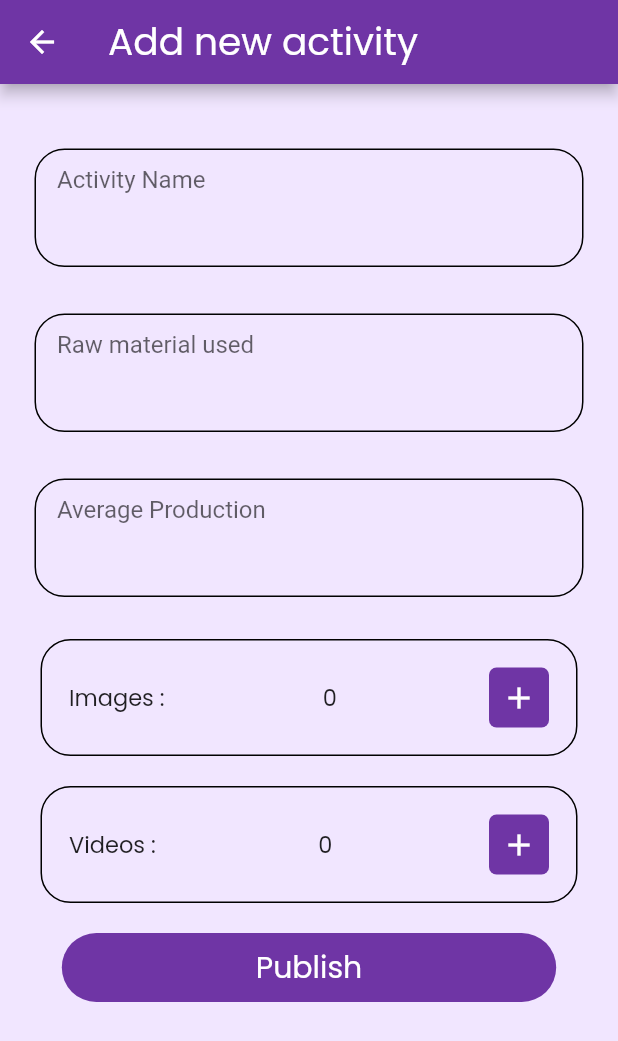
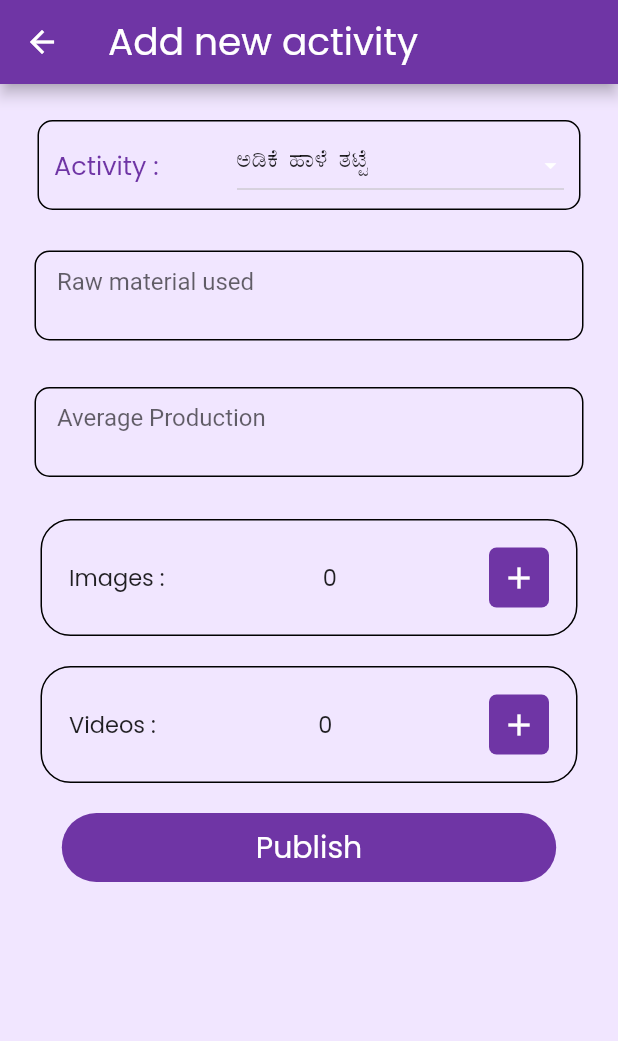
Before and after one commit to axactstudios/bandhu, a Flutter app: the NewActivity screen opened directly, on a phone screen of 412 x 824 dp. Shown: the top 1041 px of the screen. Run offline on Flutter 3.47's test engine with Material 2 defaults, Android fonts, the light colour scheme and no system bars; our stand-ins replace file_picker, firebase_auth, firebase_database, firebase_storage, flutter_spinkit, flutter_svg and 8 more; accounts and stored records are empty.

Commit message:
final to client

```diff
--- a/lib/Profile/MyProfileScreen.dart
+++ b/lib/Profile/MyProfileScreen.dart
@@ -1,5 +1,4 @@
 import 'package:bandhunew/Classes/Profile.dart';
-import 'package:bandhunew/Profile/ProfileEdit.dart';
 import 'package:bandhunew/Profile/ProfileUpdate.dart';
 import 'package:firebase_auth/firebase_auth.dart';
 import 'package:firebase_database/firebase_database.dart';
--- a/lib/Screens/NewActivity.dart
+++ b/lib/Screens/NewActivity.dart
@@ -27,6 +27,38 @@ String name = "";
 
 class _NewActivityState extends State<NewActivity> {
   final GlobalKey<ScaffoldState> _scaffoldKey = new GlobalKey<ScaffoldState>();
+  String federation = 'CrPÉ ºÁ¼É vÀmÉÖ';
+  List<String> federationList = [
+    'CrPÉ ºÁ¼É vÀmÉÖ',
+    'CrPÉ £À¸Àðj',
+    'ºÀ¹ CrPÉ',
+    'UÉÆÃlÄ CrPÉ',
+    'a°©° UÉÆÃlÄ',
+    '±ÀÄAp',
+    '¨Á¼ÉºÀtÄÚ',
+    'vÀgÀPÁj',
+    '«Ã¼ÀåzÉ¯É',
+    'vÉAV£ÀPÁ¬Ä',
+    'PÉÆ§âj',
+    'ZÀPÀÄÌ°',
+    'PÉÆÃqÀÄ§¼É',
+    'D®ÆUÀqÉØ a¥ïì',
+    'ªÀiÁ®Äàj',
+    'ºÀ¥Àà¼À',
+    'gÉÆnÖ',
+    '±Áå«UÉ',
+    '±ÉÃAUÁ',
+    'SÁgÀ',
+    '§ÆA¢',
+    '®qÀÄØ',
+    '¨ÁzÀÄµÀ',
+    'vÉAV£À £Áj£À ºÀUÀÎ',
+    '©¢gÀÄ §ÄnÖ',
+    'Mt«ÄÃ£ÀÄ',
+    'PÀÈvÀPÀ gÀvÀß& D¨sÀgÀt',
+    'ªÀiÁåmï',
+    '¨É®è'
+  ];
 
   ProgressDialog pr;
   bool _isLoading = false;
@@ -252,7 +284,59 @@ class _NewActivityState extends State<NewActivity> {
               SizedBox(
                 height: 20,
               ),
-              CustomTextField(activityName, 'Activity Name'),
+              Padding(
+                padding:
+                    const EdgeInsets.symmetric(vertical: 4.0, horizontal: 25),
+                child: Container(
+                  decoration: BoxDecoration(
+                      borderRadius: BorderRadius.circular(10),
+                      border: Border.all(color: Colors.black)),
+                  child: Padding(
+                    padding: const EdgeInsets.fromLTRB(10, 5, 10, 5),
+                    child: Row(
+                      mainAxisAlignment: MainAxisAlignment.spaceBetween,
+                      children: <Widget>[
+                        Text(
+                          'Activity : ',
+                          style: GoogleFonts.poppins(
+                            textStyle: TextStyle(
+                                color: Color(0xFF6F35A5),
+                                fontWeight: FontWeight.w400,
+                                fontSize: 17),
+                          ),
+                        ),
+                        DropdownButton(
+                          dropdownColor: Color(0xFFF1E6FF),
+                          value: federation,
+                          icon: Icon(
+                            Icons.arrow_drop_down,
+                            color: Colors.white,
+                          ),
+                          iconSize: 18,
+                          onChanged: (String newVal) {
+                            setState(() {
+                              federation = newVal;
+                            });
+                          },
+                          items: federationList
+                              .map<DropdownMenuItem<String>>((String value) {
+                            return DropdownMenuItem<String>(
+                              value: value,
+                              child: Container(
+                                width: 200,
+                                child: Text(
+                                  value,
+                                  style: TextStyle(fontFamily: 'Nudi'),
+                                ),
+                              ),
+                            );
+                          }).toList(),
+                        ),
+                      ],
+                    ),
+                  ),
+                ),
+              ),
               CustomTextField(rawMaterial, 'Raw material used'),
               CustomTextField(avgProduction, 'Average Production'),
               SizedBox(
@@ -402,7 +486,7 @@ class _NewActivityState extends State<NewActivity> {
     final FirebaseUser user = await mAuth.currentUser();
     String uid = user.uid;
     dbRef.child('Activities').child(uid).child(key).update({
-      'activtyName': activityName.text,
+      'activtyName': federation,
       'rawMaterial': rawMaterial.text,
       'avgProduction': avgProduction.text,
     });
--- a/lib/Widgets/CustomTextField.dart
+++ b/lib/Widgets/CustomTextField.dart
@@ -21,13 +21,13 @@ class _CustomTextFieldState extends State<CustomTextField> {
       child: Padding(
         padding: const EdgeInsets.all(8.0),
         child: TextField(
-          minLines: 3,
-          maxLines: 4,
+          minLines: 2,
+          maxLines: 3,
           controller: widget.controller,
           cursorColor: Colors.black,
           decoration: new InputDecoration(
               enabledBorder: OutlineInputBorder(
-                borderRadius: BorderRadius.circular(20),
+                borderRadius: BorderRadius.circular(10),
               ),
               contentPadding:
                   EdgeInsets.only(left: 15, bottom: 11, top: 11, right: 15),
--- a/lib/auth/OtpScreen.dart
+++ b/lib/auth/OtpScreen.dart
@@ -1,3 +1,4 @@
+import 'package:bandhunew/MyHomePage.dart';
 import 'package:bandhunew/Profile/ProfileEdit.dart';
 import 'package:bandhunew/Screens/Home.dart';
 import 'package:firebase_database/firebase_database.dart';
@@ -201,7 +202,7 @@ class _OTPScreenState extends State<OTPScreen> {
             } else {
               Navigator.pushAndRemoveUntil(
                   context,
-                  MaterialPageRoute(builder: (context) => Home()),
+                  MaterialPageRoute(builder: (context) => MyHomePage()),
                   (Route<dynamic> route) => false);
             }
           });
```
